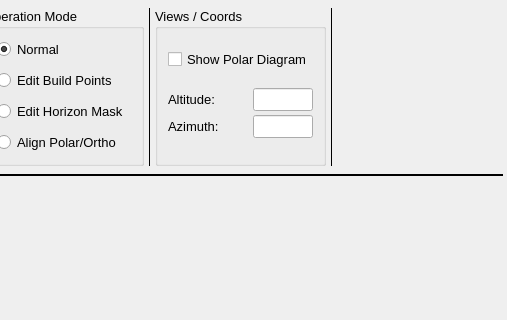
Above: mw4/gui/widgets/hemisphere.ui from mworion/MountWizzard4 before the change; both pictures show x 293 to 800 and y 0 to 320 of the 800 by 600 pixel window. Below: the same form after it.
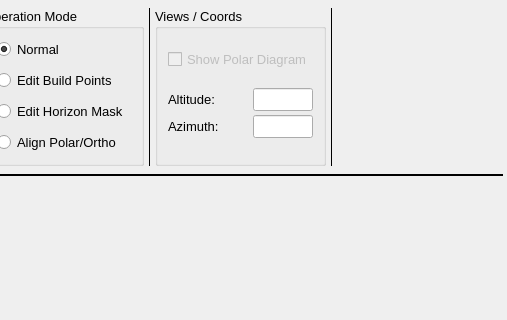
That is the form after the change.

Commit message: finished model run

The edit to the form file:
```diff
--- a/mw4/gui/widgets/hemisphere.ui
+++ b/mw4/gui/widgets/hemisphere.ui
@@ -327,7 +327,7 @@
         <item>
          <widget class="QCheckBox" name="showPolar">
           <property name="enabled">
-           <bool>true</bool>
+           <bool>false</bool>
           </property>
           <property name="text">
            <string>Show Polar Diagram</string>
```
The commit also changes 1 other file.
